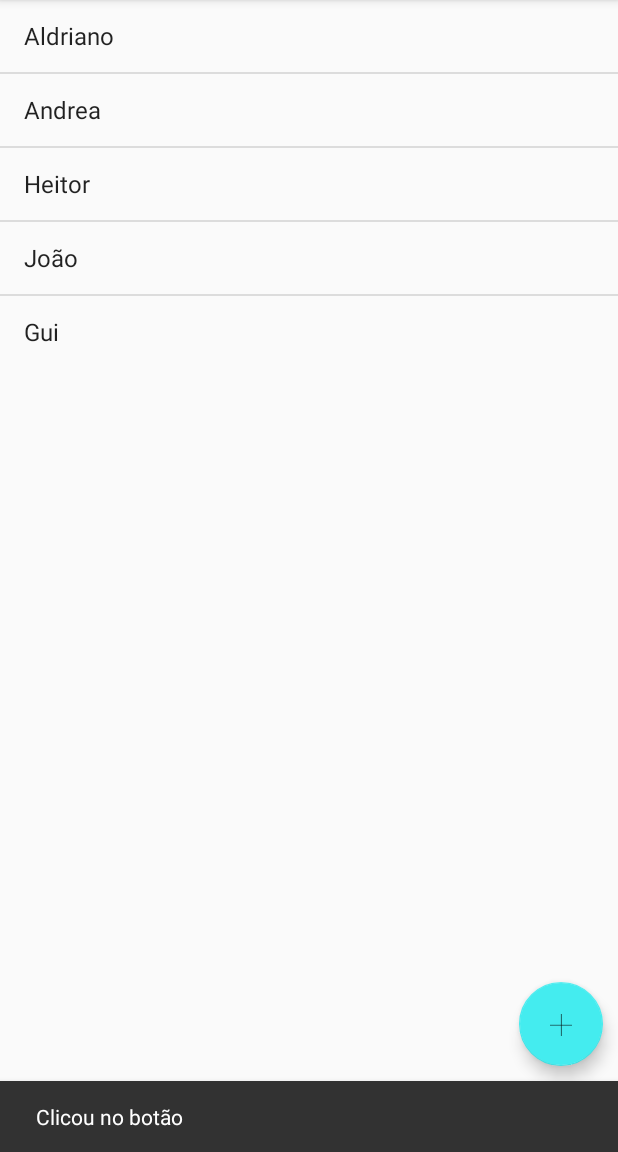
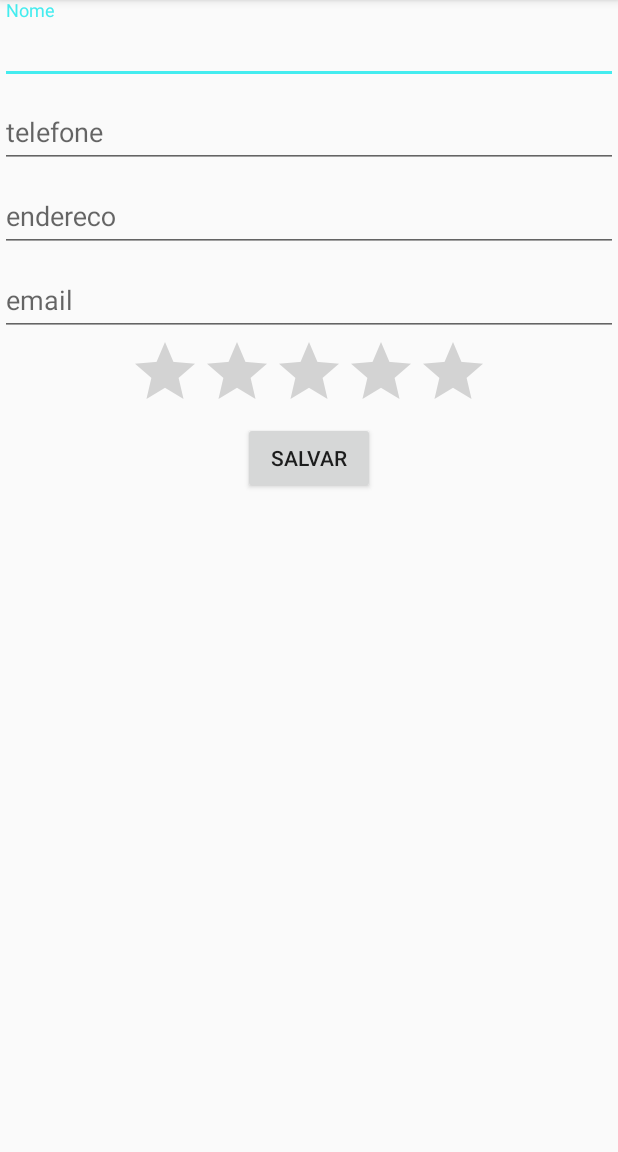
Before and after one commit to CaelumAulas/android7887, an Android app: the screen it shows after launch (ListaAlunosActivity before the commit, FormularioActivity after it), after a tap on an icon or button, on a phone screen of 412 x 824 dp, the part 84-1236 px from its top. Run offline under Robolectric (Android 15) with nearby library versions, the phone set to English and light mode, and no system bars.

Commit message:
trocando de telas

```diff
--- a/app/src/main/java/br/com/caelum/cadastro/FormularioActivity.java
+++ b/app/src/main/java/br/com/caelum/cadastro/FormularioActivity.java
@@ -1,8 +1,13 @@
 package br.com.caelum.cadastro;
 
+import android.content.Intent;
 import android.os.Bundle;
 import android.support.annotation.Nullable;
 import android.support.v7.app.AppCompatActivity;
+import android.view.View;
+import android.widget.Button;
+
+import static android.view.View.OnClickListener;
 
 public class FormularioActivity extends AppCompatActivity {
 
@@ -11,5 +16,16 @@ public class FormularioActivity extends AppCompatActivity {
     protected void onCreate(@Nullable Bundle savedInstanceState) {
         super.onCreate(savedInstanceState);
         setContentView(R.layout.activity_formulario);
+
+        Button salvar = findViewById(R.id.formulario_salvar);
+
+        salvar.setOnClickListener(new OnClickListener() {
+            @Override
+            public void onClick(View view) {
+                finish();
+            }
+        });
     }
+
+
 }
--- a/app/src/main/java/br/com/caelum/cadastro/ListaAlunosActivity.java
+++ b/app/src/main/java/br/com/caelum/cadastro/ListaAlunosActivity.java
@@ -1,9 +1,9 @@
 package br.com.caelum.cadastro;
 
 import android.content.Context;
+import android.content.Intent;
 import android.os.Bundle;
 import android.support.design.widget.FloatingActionButton;
-import android.support.design.widget.Snackbar;
 import android.support.v7.app.AppCompatActivity;
 import android.view.View;
 import android.widget.AdapterView;
@@ -18,7 +18,7 @@ import static android.widget.AdapterView.OnItemLongClickListener;
 public class ListaAlunosActivity extends AppCompatActivity {
 
     @Override
-    protected void onCreate(Bundle savedInstanceState) {
+    protected void onCreate(final Bundle savedInstanceState) {
         super.onCreate(savedInstanceState);
         setContentView(R.layout.activity_lista_alunos);
 
@@ -63,8 +63,9 @@ public class ListaAlunosActivity extends AppCompatActivity {
         botaoAdicionar.setOnClickListener(new OnClickListener() {
             @Override
             public void onClick(View view) {
-                Snackbar.make(view, "Clicou no botão", Snackbar.LENGTH_LONG)
-                        .show();
+
+                Intent formulario = new Intent(self, FormularioActivity.class);
+                startActivity(formulario);
             }
         });
 
--- a/app/src/main/res/layout/activity_formulario.xml
+++ b/app/src/main/res/layout/activity_formulario.xml
@@ -60,4 +60,11 @@
         android:layout_gravity="center"
         android:numStars="5" />
 
+    <Button
+        android:id="@+id/formulario_salvar"
+        android:layout_width="wrap_content"
+        android:layout_height="wrap_content"
+        android:layout_gravity="center"
+        android:text="Salvar" />
+
 </LinearLayout>
```
